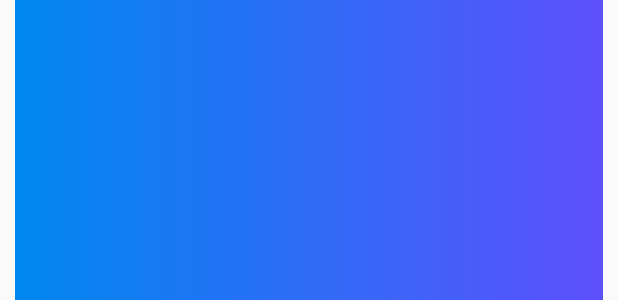
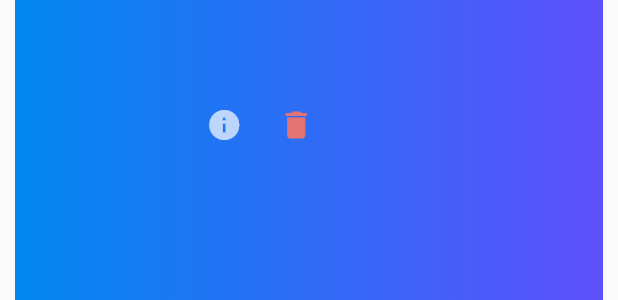
Before and after one commit to guptaashish190/stamper, a Flutter app: the AttendanceCard widget shown alone on an empty page, opened directly with empty values, on a phone screen of 412 x 824 dp. Shown: the part 493-793 px from the top of the screen. Run offline on Flutter 3.47's test engine with Material 2 defaults, Android fonts, the phone set to English and light mode, and no system bars; network calls fail.

Commit message:
attendancecard info del options

```diff
--- a/lib/Screens/Client/Home/AttendanceCard.dart
+++ b/lib/Screens/Client/Home/AttendanceCard.dart
@@ -15,7 +15,10 @@ class AttendanceCard extends StatelessWidget {
         decoration: BoxDecoration(
             borderRadius: BorderRadius.circular(10.0),
             gradient: LinearGradient(colors: <Color>[secondary1, secondary2])),
-        child: Column(
+        child: Row(
+          children: <Widget>[
+            Column(
+              crossAxisAlignment: CrossAxisAlignment.start,
               children: <Widget>[
                 Padding(
                   padding: const EdgeInsets.all(8.0),
@@ -23,13 +26,13 @@ class AttendanceCard extends StatelessWidget {
                     children: <Widget>[
                       Text(
                         'STAMP-IN: ',
-                    style:
-                        TextStyle(color: mainText, fontWeight: FontWeight.bold),
+                        style: TextStyle(
+                            color: mainText, fontWeight: FontWeight.bold),
                       ),
                       Text(
                         data.stampin,
-                    style:
-                        TextStyle(color: mainText2, fontWeight: FontWeight.bold),
+                        style: TextStyle(
+                            color: mainText2, fontWeight: FontWeight.bold),
                       )
                     ],
                   ),
@@ -40,18 +43,35 @@ class AttendanceCard extends StatelessWidget {
                     children: <Widget>[
                       Text(
                         'STAMP-OUT: ',
-                    style:
-                        TextStyle(color: mainText, fontWeight: FontWeight.bold),
+                        style: TextStyle(
+                            color: mainText, fontWeight: FontWeight.bold),
                       ),
                       Text(
                         data.stampout,
-                    style:
-                        TextStyle(color: mainText2, fontWeight: FontWeight.bold),
+                        style: TextStyle(
+                            color: mainText2, fontWeight: FontWeight.bold),
                       )
                     ],
                   ),
                 ),
               ],
+            ),
+            Row(
+              mainAxisAlignment: MainAxisAlignment.spaceAround,
+              children: <Widget>[
+                IconButton(
+                  color: Colors.white70,
+                  icon: Icon(Icons.info),
+                  onPressed: () {},
+                ),
+                IconButton(
+                  color: Colors.red[300],
+                  icon: Icon(Icons.delete),
+                  onPressed: () {},
+                ),
+              ],
+            )
+          ],
         ));
   }
 }
--- a/lib/Screens/Client/Home/StampController.dart
+++ b/lib/Screens/Client/Home/StampController.dart
@@ -38,7 +38,8 @@ class StampController extends StatelessWidget {
                       ],
                       fontWeight: FontWeight.w700,
                     )),
-            ))
+              ),
+            )
           ],
         ));
   }
```
Lines whose indentation alone changed are shown as unchanged.
